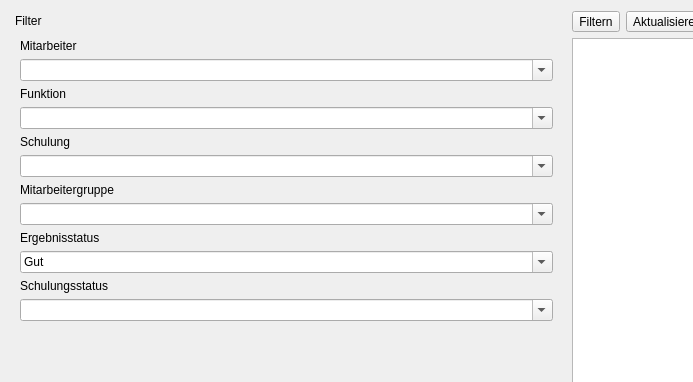
The window that ui/qmqualiresultwidget.ui (Christian-Kr/QualificationMatrix) describes before a commit, drawn with Qt 5; both pictures show x 0 to 693 and y 0 to 382 of the 1072 by 833 pixel window.
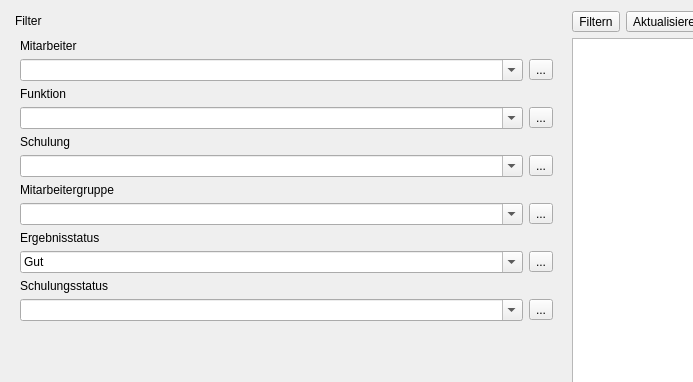
The same window after the commit. Icons and pictures are not drawn.

Commit message: Add clear buttons on quali result filter

```diff
--- a/ui/qmqualiresultwidget.ui
+++ b/ui/qmqualiresultwidget.ui
@@ -38,7 +38,7 @@
       <property name="minimumSize">
        <size>
         <width>300</width>
-        <height>456</height>
+        <height>522</height>
        </size>
       </property>
       <property name="maximumSize">
@@ -60,21 +60,24 @@
        <string>Filter</string>
       </property>
       <widget class="QWidget" name="dockWidgetContents">
-       <layout class="QGridLayout" name="gridLayout_3">
+       <layout class="QGridLayout" name="gridLayout_2">
         <item row="0" column="0">
-         <layout class="QVBoxLayout" name="vlFilter">
-          <property name="rightMargin">
-           <number>0</number>
-          </property>
-          <item>
            <widget class="QLabel" name="label">
             <property name="text">
              <string>Mitarbeiter</string>
             </property>
            </widget>
           </item>
+        <item row="1" column="0">
+         <layout class="QHBoxLayout" name="horizontalLayout_9">
           <item>
            <widget class="QComboBox" name="cbFilterEmployee">
+            <property name="sizePolicy">
+             <sizepolicy hsizetype="Preferred" vsizetype="Preferred">
+              <horstretch>0</horstretch>
+              <verstretch>0</verstretch>
+             </sizepolicy>
+            </property>
             <property name="editable">
              <bool>true</bool>
             </property>
@@ -84,14 +87,44 @@
            </widget>
           </item>
           <item>
+           <widget class="QToolButton" name="tbResetEmployee">
+            <property name="toolTip">
+             <string>Zurücksetzen</string>
+            </property>
+            <property name="text">
+             <string>...</string>
+            </property>
+            <property name="icon">
+             <iconset resource="../icons.qrc">
+              <normaloff>:/icons/icons/edit-reset.svg</normaloff>:/icons/icons/edit-reset.svg</iconset>
+            </property>
+            <property name="iconSize">
+             <size>
+              <width>22</width>
+              <height>22</height>
+             </size>
+            </property>
+           </widget>
+          </item>
+         </layout>
+        </item>
+        <item row="2" column="0">
            <widget class="QLabel" name="label_2">
             <property name="text">
              <string>Funktion</string>
             </property>
            </widget>
           </item>
+        <item row="3" column="0">
+         <layout class="QHBoxLayout" name="horizontalLayout_8">
           <item>
            <widget class="QComboBox" name="cbFilterFunc">
+            <property name="sizePolicy">
+             <sizepolicy hsizetype="Preferred" vsizetype="Preferred">
+              <horstretch>0</horstretch>
+              <verstretch>0</verstretch>
+             </sizepolicy>
+            </property>
             <property name="editable">
              <bool>true</bool>
             </property>
@@ -101,14 +134,44 @@
            </widget>
           </item>
           <item>
+           <widget class="QToolButton" name="tbResetFunc">
+            <property name="toolTip">
+             <string>Zurücksetzen</string>
+            </property>
+            <property name="text">
+             <string>...</string>
+            </property>
+            <property name="icon">
+             <iconset resource="../icons.qrc">
+              <normaloff>:/icons/icons/edit-reset.svg</normaloff>:/icons/icons/edit-reset.svg</iconset>
+            </property>
+            <property name="iconSize">
+             <size>
+              <width>22</width>
+              <height>22</height>
+             </size>
+            </property>
+           </widget>
+          </item>
+         </layout>
+        </item>
+        <item row="4" column="0">
            <widget class="QLabel" name="label_3">
             <property name="text">
              <string>Schulung</string>
             </property>
            </widget>
           </item>
+        <item row="5" column="0">
+         <layout class="QHBoxLayout" name="horizontalLayout_7">
           <item>
            <widget class="QComboBox" name="cbFilterTrain">
+            <property name="sizePolicy">
+             <sizepolicy hsizetype="Preferred" vsizetype="Preferred">
+              <horstretch>0</horstretch>
+              <verstretch>0</verstretch>
+             </sizepolicy>
+            </property>
             <property name="editable">
              <bool>true</bool>
             </property>
@@ -118,14 +181,44 @@
            </widget>
           </item>
           <item>
+           <widget class="QToolButton" name="tbResetTrain">
+            <property name="toolTip">
+             <string>Zurücksetzen</string>
+            </property>
+            <property name="text">
+             <string>...</string>
+            </property>
+            <property name="icon">
+             <iconset resource="../icons.qrc">
+              <normaloff>:/icons/icons/edit-reset.svg</normaloff>:/icons/icons/edit-reset.svg</iconset>
+            </property>
+            <property name="iconSize">
+             <size>
+              <width>22</width>
+              <height>22</height>
+             </size>
+            </property>
+           </widget>
+          </item>
+         </layout>
+        </item>
+        <item row="6" column="0">
            <widget class="QLabel" name="label_6">
             <property name="text">
              <string>Mitarbeitergruppe</string>
             </property>
            </widget>
           </item>
+        <item row="7" column="0">
+         <layout class="QHBoxLayout" name="horizontalLayout_6">
           <item>
            <widget class="QComboBox" name="cbFilterEmployeeGroup">
+            <property name="sizePolicy">
+             <sizepolicy hsizetype="Preferred" vsizetype="Preferred">
+              <horstretch>0</horstretch>
+              <verstretch>0</verstretch>
+             </sizepolicy>
+            </property>
             <property name="editable">
              <bool>true</bool>
             </property>
@@ -135,14 +228,44 @@
            </widget>
           </item>
           <item>
+           <widget class="QToolButton" name="tbResetEmployeeGroup">
+            <property name="toolTip">
+             <string>Zurücksetzen</string>
+            </property>
+            <property name="text">
+             <string>...</string>
+            </property>
+            <property name="icon">
+             <iconset resource="../icons.qrc">
+              <normaloff>:/icons/icons/edit-reset.svg</normaloff>:/icons/icons/edit-reset.svg</iconset>
+            </property>
+            <property name="iconSize">
+             <size>
+              <width>22</width>
+              <height>22</height>
+             </size>
+            </property>
+           </widget>
+          </item>
+         </layout>
+        </item>
+        <item row="8" column="0">
            <widget class="QLabel" name="label_4">
             <property name="text">
              <string>Ergebnisstatus</string>
             </property>
            </widget>
           </item>
+        <item row="9" column="0">
+         <layout class="QHBoxLayout" name="horizontalLayout_5">
           <item>
            <widget class="QComboBox" name="cbTrainResultState">
+            <property name="sizePolicy">
+             <sizepolicy hsizetype="Preferred" vsizetype="Preferred">
+              <horstretch>0</horstretch>
+              <verstretch>0</verstretch>
+             </sizepolicy>
+            </property>
             <property name="editable">
              <bool>true</bool>
             </property>
@@ -170,14 +293,44 @@
            </widget>
           </item>
           <item>
+           <widget class="QToolButton" name="tbResetTrainResultState">
+            <property name="toolTip">
+             <string>Zurücksetzen</string>
+            </property>
+            <property name="text">
+             <string>...</string>
+            </property>
+            <property name="icon">
+             <iconset resource="../icons.qrc">
+              <normaloff>:/icons/icons/edit-reset.svg</normaloff>:/icons/icons/edit-reset.svg</iconset>
+            </property>
+            <property name="iconSize">
+             <size>
+              <width>22</width>
+              <height>22</height>
+             </size>
+            </property>
+           </widget>
+          </item>
+         </layout>
+        </item>
+        <item row="10" column="0">
            <widget class="QLabel" name="label_5">
             <property name="text">
              <string>Schulungsstatus</string>
             </property>
            </widget>
           </item>
+        <item row="11" column="0">
+         <layout class="QHBoxLayout" name="horizontalLayout_4">
           <item>
            <widget class="QComboBox" name="cbTrainStateFilter">
+            <property name="sizePolicy">
+             <sizepolicy hsizetype="Preferred" vsizetype="Preferred">
+              <horstretch>0</horstretch>
+              <verstretch>0</verstretch>
+             </sizepolicy>
+            </property>
             <property name="editable">
              <bool>true</bool>
             </property>
@@ -187,6 +340,28 @@
            </widget>
           </item>
           <item>
+           <widget class="QToolButton" name="tbResetTrainState">
+            <property name="toolTip">
+             <string>Zurücksetzen</string>
+            </property>
+            <property name="text">
+             <string>...</string>
+            </property>
+            <property name="icon">
+             <iconset resource="../icons.qrc">
+              <normaloff>:/icons/icons/edit-reset.svg</normaloff>:/icons/icons/edit-reset.svg</iconset>
+            </property>
+            <property name="iconSize">
+             <size>
+              <width>22</width>
+              <height>22</height>
+             </size>
+            </property>
+           </widget>
+          </item>
+         </layout>
+        </item>
+        <item row="12" column="0">
            <spacer name="verticalSpacer">
             <property name="orientation">
              <enum>Qt::Vertical</enum>
@@ -194,12 +369,12 @@
             <property name="sizeHint" stdset="0">
              <size>
               <width>20</width>
-              <height>40</height>
+            <height>284</height>
              </size>
             </property>
            </spacer>
           </item>
-          <item>
+        <item row="13" column="0">
            <layout class="QHBoxLayout" name="horizontalLayout">
             <item>
              <spacer name="horizontalSpacer">
@@ -237,11 +412,9 @@
            </layout>
           </item>
          </layout>
-        </item>
-       </layout>
       </widget>
      </widget>
-     <widget class="QWidget" name="">
+     <widget class="QWidget" name="layoutWidget">
       <layout class="QVBoxLayout" name="verticalLayout">
        <item>
         <layout class="QHBoxLayout" name="horizontalLayout_3">
```
Left out of the diff: 102 changed lines with no effect on the pictures. Lines whose indentation alone changed are shown as unchanged. The commit also changes 2 other files.
